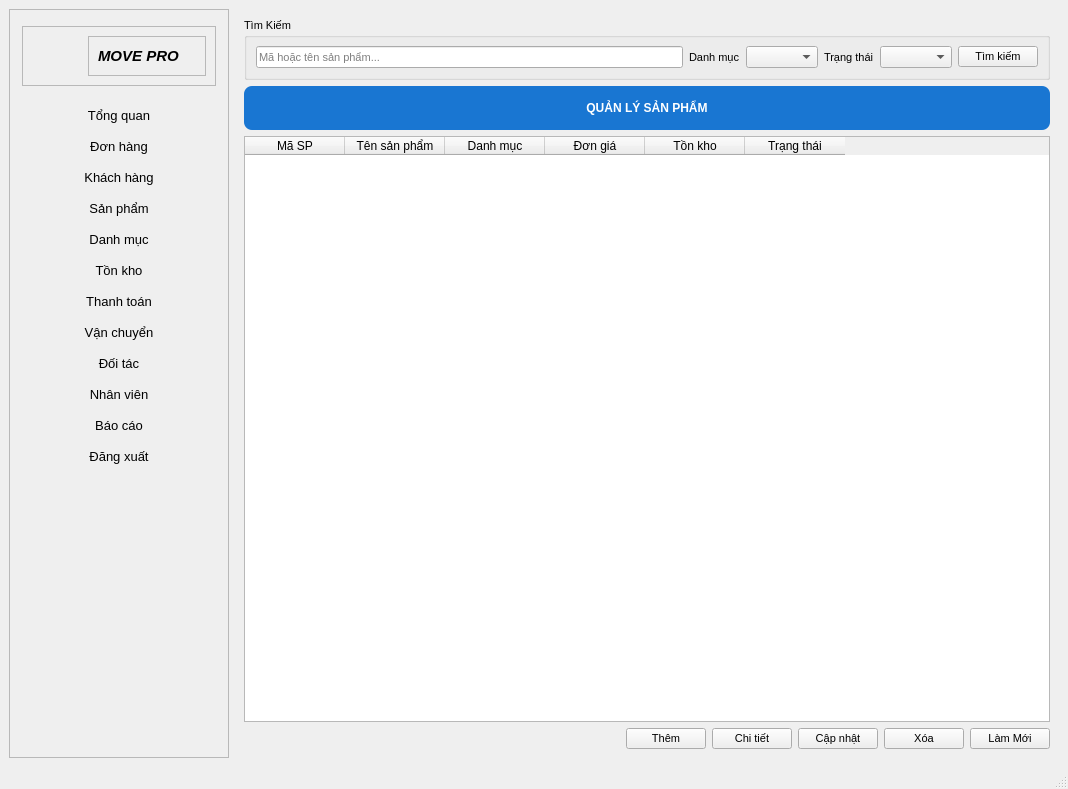
Before: the Qt Designer form ui/main_window.ui in thinh-doan/sales-and-warehouse-management-system, drawn with Qt 5.
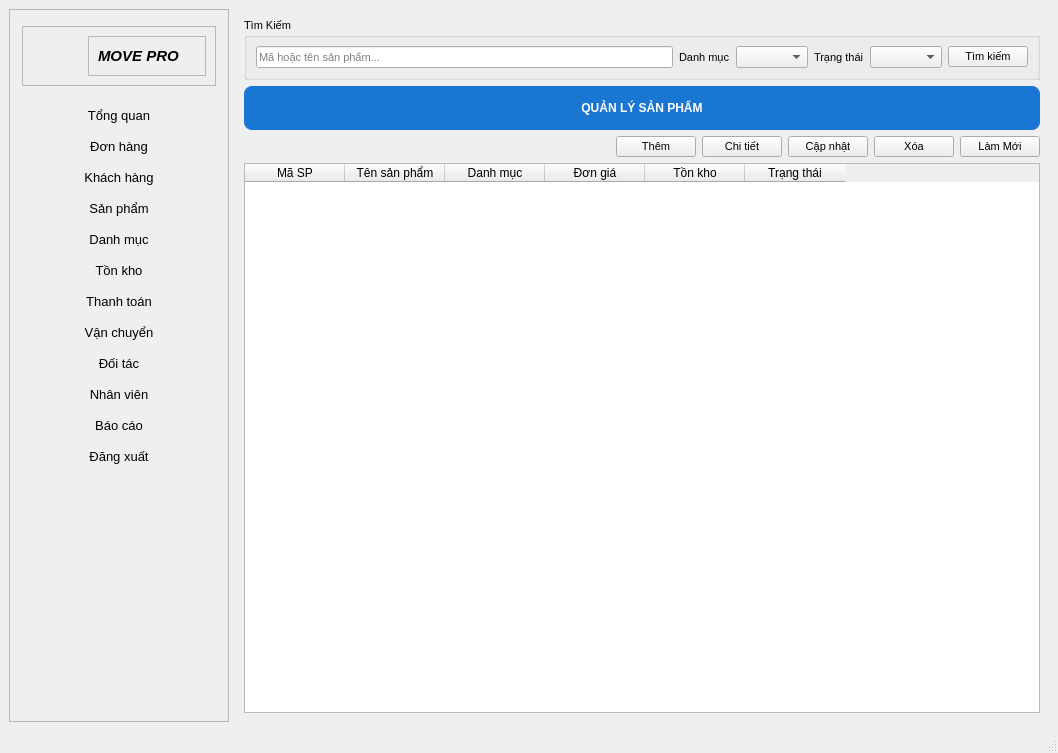
After: the same form once the commit is applied. The open tabs and pages were chosen to show the change. Icons and pictures are not drawn. Custom widgets are drawn as their Qt base class.

What changed in the file:
```diff
--- a/ui/main_window.ui
+++ b/ui/main_window.ui
@@ -6,8 +6,8 @@
    <rect>
     <x>0</x>
     <y>0</y>
-    <width>1068</width>
-    <height>789</height>
+    <width>1058</width>
+    <height>753</height>
    </rect>
   </property>
   <property name="font">
@@ -1117,52 +1117,6 @@
           </property>
          </widget>
         </item>
-        <item>
-         <widget class="QTableWidget" name="bangSanPham">
-          <property name="editTriggers">
-           <set>QAbstractItemView::NoEditTriggers</set>
-          </property>
-          <property name="alternatingRowColors">
-           <bool>true</bool>
-          </property>
-          <property name="selectionMode">
-           <enum>QAbstractItemView::SingleSelection</enum>
-          </property>
-          <property name="selectionBehavior">
-           <enum>QAbstractItemView::SelectRows</enum>
-          </property>
-          <column>
-           <property name="text">
-            <string>Mã SP</string>
-           </property>
-          </column>
-          <column>
-           <property name="text">
-            <string>Tên sản phẩm</string>
-           </property>
-          </column>
-          <column>
-           <property name="text">
-            <string>Danh mục</string>
-           </property>
-          </column>
-          <column>
-           <property name="text">
-            <string>Đơn giá</string>
-           </property>
-          </column>
-          <column>
-           <property name="text">
-            <string>Tồn kho</string>
-           </property>
-          </column>
-          <column>
-           <property name="text">
-            <string>Trạng thái</string>
-           </property>
-          </column>
-         </widget>
-        </item>
         <item>
          <layout class="QHBoxLayout" name="_5">
           <item>
@@ -1215,6 +1169,52 @@
           </item>
          </layout>
         </item>
+        <item>
+         <widget class="QTableWidget" name="bangSanPham">
+          <property name="editTriggers">
+           <set>QAbstractItemView::NoEditTriggers</set>
+          </property>
+          <property name="alternatingRowColors">
+           <bool>true</bool>
+          </property>
+          <property name="selectionMode">
+           <enum>QAbstractItemView::SingleSelection</enum>
+          </property>
+          <property name="selectionBehavior">
+           <enum>QAbstractItemView::SelectRows</enum>
+          </property>
+          <column>
+           <property name="text">
+            <string>Mã SP</string>
+           </property>
+          </column>
+          <column>
+           <property name="text">
+            <string>Tên sản phẩm</string>
+           </property>
+          </column>
+          <column>
+           <property name="text">
+            <string>Danh mục</string>
+           </property>
+          </column>
+          <column>
+           <property name="text">
+            <string>Đơn giá</string>
+           </property>
+          </column>
+          <column>
+           <property name="text">
+            <string>Tồn kho</string>
+           </property>
+          </column>
+          <column>
+           <property name="text">
+            <string>Trạng thái</string>
+           </property>
+          </column>
+         </widget>
+        </item>
        </layout>
       </widget>
       <widget class="QWidget" name="pageDanhMuc">
```
Left out of the diff: 12 changed lines with no effect on the pictures.
